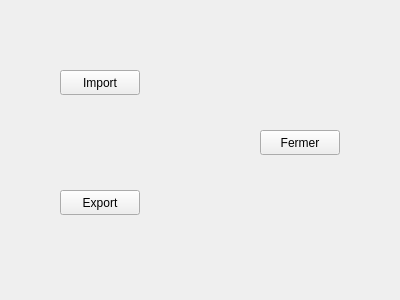
This is CDAA-R/IHM/ui_savegestioncontact.ui in samlach2222/ProjetCDAA-R as Qt 5 draws it before an edit. The edited form follows.
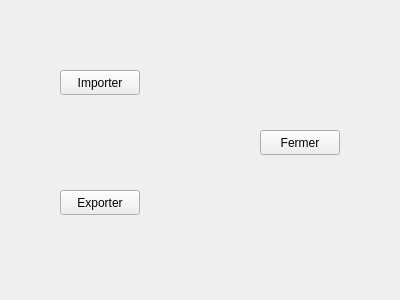
This is the edited form. Icons and pictures are not drawn.

Commit message: Mise à jour de la fenêtre SaveGestionContact

```diff
--- a/CDAA-R/IHM/ui_savegestioncontact.ui
+++ b/CDAA-R/IHM/ui_savegestioncontact.ui
@@ -23,7 +23,7 @@
     </rect>
    </property>
    <property name="text">
-    <string>Export</string>
+    <string>Exporter</string>
    </property>
   </widget>
   <widget class="QPushButton" name="pushButton_2">
@@ -36,7 +36,7 @@
     </rect>
    </property>
    <property name="text">
-    <string>Import</string>
+    <string>Importer</string>
    </property>
   </widget>
   <widget class="QPushButton" name="pushButton_3">
```
Left out of the diff: 13 changed lines with no effect on the pictures.
